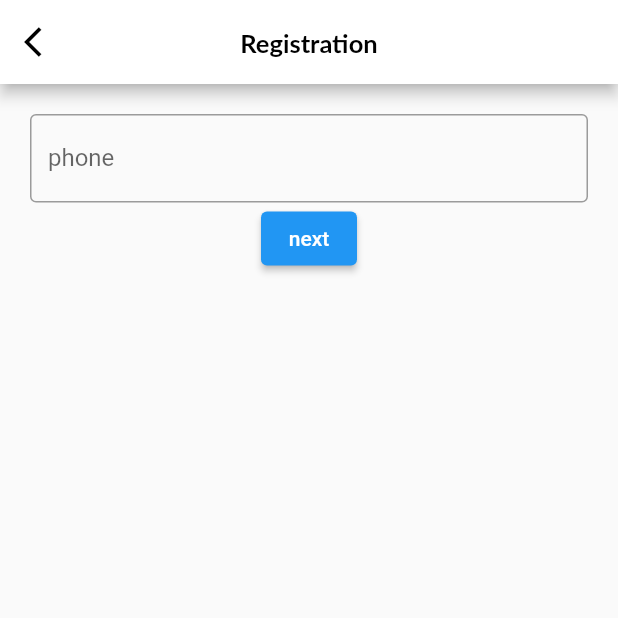
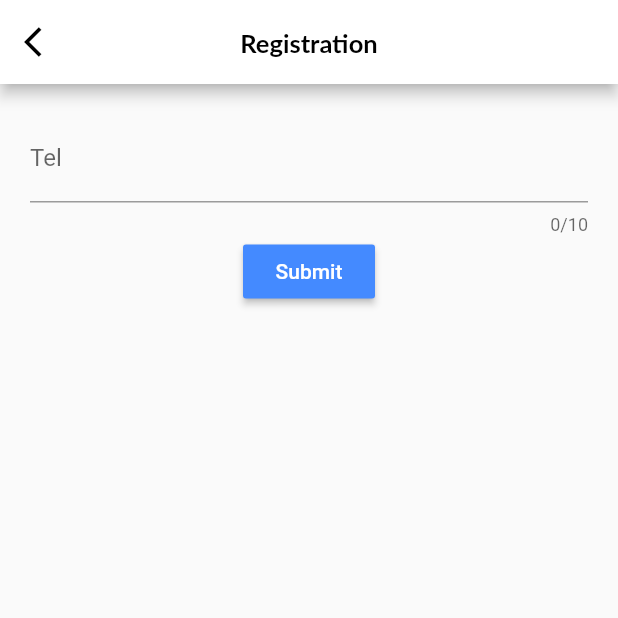
Before and after one commit to Phumiphatz/uchat_ui, a Flutter app: the regisTel screen opened directly, on a phone screen of 412 x 824 dp, the top half of it. Run offline on Flutter 3.47's test engine with Material 2 defaults, Android fonts, the light colour scheme and no system bars; our stand-ins replace badges; Roboto replaces fonts that are missing (Lato).

Commit message:
test regis

```diff
--- a/lib/screen/regisOtp.dart
+++ b/lib/screen/regisOtp.dart
@@ -11,12 +11,6 @@ class regisOtp extends StatefulWidget {
 class _regisOtpState extends State<regisOtp> {
   final _text = TextEditingController();
   bool _validate = false;
-
-  @override
-  void dispose() {
-    _text.dispose();
-    super.dispose();
-  }
 
   @override
   Widget buildAppBar(BuildContext context) {
--- a/lib/screen/regisTel.dart
+++ b/lib/screen/regisTel.dart
@@ -9,6 +9,10 @@ class regisTel extends StatefulWidget {
 }
 
 class _regisTelState extends State<regisTel> {
+  final _text = TextEditingController();
+  bool _validate = false;
+  bool texterr = false;
+
   @override
   Widget buildAppBar(BuildContext context) {
     return AppBar(
@@ -33,23 +37,36 @@ class _regisTelState extends State<regisTel> {
         child: Padding(
           padding: const EdgeInsets.all(20),
           child: Column(
-            children: [
+            children: <Widget>[
               TextField(
-                obscureText: true,
+                controller: _text,
+                maxLength: 10,
+                keyboardType: TextInputType.phone,
                 decoration: InputDecoration(
-                  border: OutlineInputBorder(),
-                  labelText: 'phone',
+                  labelText: 'Tel',
+                  errorText: _validate ? 'Value Can\'t Be Empty' : null,
                 ),
               ),
-              ElevatedButton(
-                child: Text('next'),
+              Visibility(visible: texterr, child: Text('You phone num')),
+              RaisedButton(
                 onPressed: () {
-                  Navigator.push(
-                    context,
-                    MaterialPageRoute(builder: (context) => regisOtp()),
+                  setState(
+                    () {
+                      _text.text.isEmpty ? _validate = true : _validate = false;
+                      if (_text.text == "0629999999") {
+                        Navigator.push(
+                          context,
+                          MaterialPageRoute(builder: (context) => regisOtp()),
+                        );
+                      }
+                      ;
+                    },
                   );
                 },
-              ),
+                child: Text('Submit'),
+                textColor: Colors.white,
+                color: Colors.blueAccent,
+              )
             ],
           ),
         ),
```
Also changed, not shown: lib/screen/regisComp.dart (+14 -0 lines).
